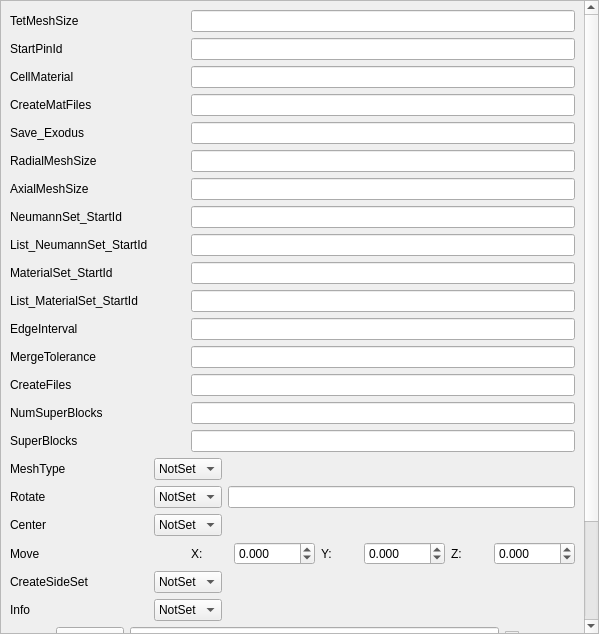
Qt form Application/qAssyParameters.ui (Sprunth/RGG) before a commit.
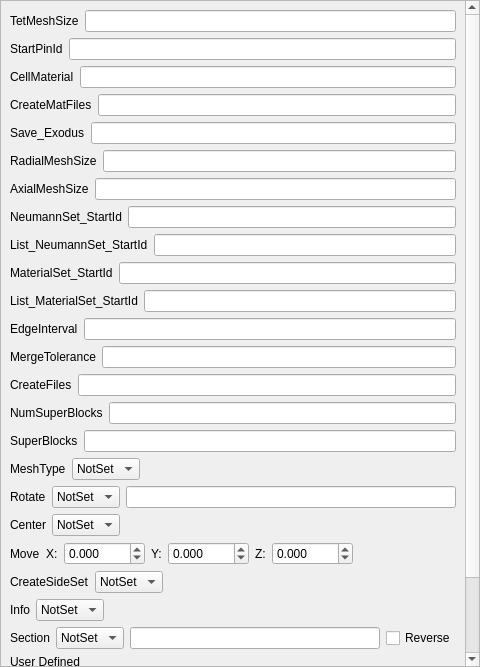
The same form after that commit.

Diff of the .ui file:
```diff
--- a/Application/qAssyParameters.ui
+++ b/Application/qAssyParameters.ui
@@ -6,8 +6,8 @@
    <rect>
     <x>0</x>
     <y>0</y>
-    <width>599</width>
-    <height>634</height>
+    <width>480</width>
+    <height>667</height>
    </rect>
   </property>
   <property name="windowTitle">
@@ -26,379 +26,385 @@
       <property name="geometry">
        <rect>
         <x>0</x>
-        <y>-187</y>
-        <width>613</width>
-        <height>849</height>
+        <y>-246</y>
+        <width>463</width>
+        <height>911</height>
        </rect>
       </property>
       <layout class="QGridLayout" name="gridLayout_2">
-       <item row="10" column="2" colspan="2">
-        <widget class="QLineEdit" name="List_MaterialSet_StartId"/>
+       <item row="4" column="0">
+        <layout class="QHBoxLayout" name="horizontalLayout_21">
+         <item>
+          <widget class="QLabel" name="label_16">
+           <property name="text">
+            <string>CellMaterial</string>
+           </property>
+          </widget>
+         </item>
+         <item>
+          <widget class="QLineEdit" name="CellMaterial"/>
+         </item>
+        </layout>
        </item>
-       <item row="1" column="0">
-        <widget class="QLabel" name="label_15">
-         <property name="text">
-          <string>StartPinId</string>
-         </property>
-        </widget>
+       <item row="26" column="0">
+        <layout class="QHBoxLayout" name="horizontalLayout_10">
+         <item>
+          <widget class="QLabel" name="label_14">
+           <property name="text">
+            <string>CreateFiles</string>
+           </property>
+          </widget>
+         </item>
+         <item>
+          <widget class="QLineEdit" name="CreateFiles"/>
+         </item>
+        </layout>
        </item>
-       <item row="3" column="2" colspan="2">
-        <widget class="QLineEdit" name="CreateMatFiles"/>
-       </item>
-       <item row="23" column="0">
+       <item row="38" column="0">
         <widget class="QLabel" name="label_23">
          <property name="text">
           <string>User Defined</string>
          </property>
         </widget>
        </item>
-       <item row="21" column="1" colspan="2">
-        <widget class="QComboBox" name="Info">
+       <item row="10" column="0">
+        <layout class="QHBoxLayout" name="horizontalLayout_18">
          <item>
-          <property name="text">
-           <string>NotSet</string>
-          </property>
+          <widget class="QLabel" name="label_2">
+           <property name="text">
+            <string>RadialMeshSize</string>
+           </property>
+          </widget>
          </item>
          <item>
-          <property name="text">
-           <string>On</string>
-          </property>
+          <widget class="QLineEdit" name="RadialMeshSize"/>
          </item>
+        </layout>
+       </item>
+       <item row="28" column="0">
+        <layout class="QHBoxLayout" name="horizontalLayout_9">
          <item>
-          <property name="text">
-           <string>Off</string>
-          </property>
+          <widget class="QLabel" name="label_21">
+           <property name="text">
+            <string>NumSuperBlocks</string>
+           </property>
+          </widget>
          </item>
-        </widget>
-       </item>
-       <item row="11" column="2" colspan="2">
-        <widget class="QLineEdit" name="EdgeInterval"/>
-       </item>
-       <item row="17" column="0">
-        <widget class="QLabel" name="label_4">
-         <property name="text">
-          <string>Rotate</string>
-         </property>
-        </widget>
-       </item>
-       <item row="0" column="2" colspan="2">
-        <widget class="QLineEdit" name="TetMeshSize"/>
-       </item>
-       <item row="7" column="2" colspan="2">
-        <widget class="QLineEdit" name="NeumannSet_StartId"/>
-       </item>
-       <item row="20" column="0">
-        <widget class="QLabel" name="label_8">
-         <property name="text">
-          <string>CreateSideSet</string>
-         </property>
-        </widget>
-       </item>
-       <item row="20" column="1" colspan="2">
-        <widget class="QComboBox" name="CreateSideSet">
          <item>
-          <property name="text">
-           <string>NotSet</string>
-          </property>
+          <widget class="QLineEdit" name="NumSuperBlocks"/>
          </item>
+        </layout>
+       </item>
+       <item row="22" column="0">
+        <layout class="QHBoxLayout" name="horizontalLayout_12">
          <item>
-          <property name="text">
-           <string>Yes</string>
-          </property>
+          <widget class="QLabel" name="label_12">
+           <property name="text">
+            <string>EdgeInterval</string>
+           </property>
+          </widget>
          </item>
          <item>
-          <property name="text">
-           <string>No</string>
-          </property>
+          <widget class="QLineEdit" name="EdgeInterval"/>
          </item>
-        </widget>
+        </layout>
        </item>
-       <item row="11" column="0">
-        <widget class="QLabel" name="label_12">
-         <property name="text">
-          <string>EdgeInterval</string>
-         </property>
-        </widget>
-       </item>
-       <item row="17" column="3">
-        <widget class="QLineEdit" name="RotateAngle"/>
+       <item row="16" column="0">
+        <layout class="QHBoxLayout" name="horizontalLayout_15">
+         <item>
+          <widget class="QLabel" name="label_19">
+           <property name="text">
+            <string>List_NeumannSet_StartId</string>
+           </property>
+          </widget>
+         </item>
+         <item>
+          <widget class="QLineEdit" name="List_NeumannSet_StartId"/>
+         </item>
+        </layout>
        </item>
        <item row="18" column="0">
-        <widget class="QLabel" name="label_5">
-         <property name="text">
-          <string>Center</string>
-         </property>
-        </widget>
+        <layout class="QHBoxLayout" name="horizontalLayout_14">
+         <item>
+          <widget class="QLabel" name="label_11">
+           <property name="text">
+            <string>MaterialSet_StartId</string>
+           </property>
+          </widget>
+         </item>
+         <item>
+          <widget class="QLineEdit" name="MaterialSet_StartId"/>
+         </item>
+        </layout>
        </item>
-       <item row="14" column="2" colspan="2">
-        <widget class="QLineEdit" name="NumSuperBlocks"/>
+       <item row="12" column="0">
+        <layout class="QHBoxLayout" name="horizontalLayout_17">
+         <item>
+          <widget class="QLabel" name="label_3">
+           <property name="text">
+            <string>AxialMeshSize</string>
+           </property>
+          </widget>
+         </item>
+         <item>
+          <widget class="QLineEdit" name="AxialMeshSize"/>
+         </item>
+        </layout>
        </item>
-       <item row="13" column="0">
-        <widget class="QLabel" name="label_14">
-         <property name="text">
-          <string>CreateFiles</string>
-         </property>
-        </widget>
+       <item row="8" column="0">
+        <layout class="QHBoxLayout" name="horizontalLayout_19">
+         <item>
+          <widget class="QLabel" name="label_18">
+           <property name="text">
+            <string>Save_Exodus</string>
+           </property>
+          </widget>
+         </item>
+         <item>
+          <widget class="QLineEdit" name="Save_Exodus"/>
+         </item>
+        </layout>
+       </item>
+       <item row="24" column="0">
+        <layout class="QHBoxLayout" name="horizontalLayout_11">
+         <item>
+          <widget class="QLabel" name="label_13">
+           <property name="text">
+            <string>MergeTolerance</string>
+           </property>
+          </widget>
+         </item>
+         <item>
+          <widget class="QLineEdit" name="MergeTolerance"/>
+         </item>
+        </layout>
+       </item>
+       <item row="20" column="0">
+        <layout class="QHBoxLayout" name="horizontalLayout_13">
+         <item>
+          <widget class="QLabel" name="label_20">
+           <property name="text">
+            <string>List_MaterialSet_StartId</string>
+           </property>
+          </widget>
+         </item>
+         <item>
+          <widget class="QLineEdit" name="List_MaterialSet_StartId"/>
+         </item>
+        </layout>
        </item>
        <item row="2" column="0">
-        <widget class="QLabel" name="label_16">
-         <property name="text">
-          <string>CellMaterial</string>
-         </property>
-        </widget>
+        <layout class="QHBoxLayout" name="horizontalLayout_22">
+         <item>
+          <widget class="QLabel" name="label_15">
+           <property name="text">
+            <string>StartPinId</string>
+           </property>
+          </widget>
+         </item>
+         <item>
+          <widget class="QLineEdit" name="StartPinId"/>
+         </item>
+        </layout>
        </item>
-       <item row="21" column="0">
-        <widget class="QLabel" name="label_9">
-         <property name="text">
-          <string>Info</string>
-         </property>
-        </widget>
-       </item>
-       <item row="1" column="2" colspan="2">
-        <widget class="QLineEdit" name="StartPinId"/>
-       </item>
-       <item row="12" column="2" colspan="2">
-        <widget class="QLineEdit" name="MergeTolerance"/>
-       </item>
-       <item row="5" column="2" colspan="2">
-        <widget class="QLineEdit" name="RadialMeshSize"/>
-       </item>
-       <item row="8" column="2" colspan="2">
-        <widget class="QLineEdit" name="List_NeumannSet_StartId"/>
-       </item>
-       <item row="0" column="0">
-        <widget class="QLabel" name="label">
-         <property name="text">
-          <string>TetMeshSize</string>
-         </property>
-        </widget>
+       <item row="31" column="0">
+        <layout class="QHBoxLayout" name="horizontalLayout_3">
+         <item>
+          <widget class="QLabel" name="label_24">
+           <property name="text">
+            <string>MeshType</string>
+           </property>
+          </widget>
+         </item>
+         <item>
+          <widget class="QComboBox" name="MeshType">
+           <item>
+            <property name="text">
+             <string>NotSet</string>
+            </property>
+           </item>
+           <item>
+            <property name="text">
+             <string>Hex</string>
+            </property>
+           </item>
+           <item>
+            <property name="text">
+             <string>Tet</string>
+            </property>
+           </item>
+          </widget>
+         </item>
+         <item>
+          <spacer name="horizontalSpacer">
+           <property name="orientation">
+            <enum>Qt::Horizontal</enum>
+           </property>
+           <property name="sizeHint" stdset="0">
+            <size>
+             <width>40</width>
+             <height>20</height>
+            </size>
+           </property>
+          </spacer>
+         </item>
+        </layout>
        </item>
        <item row="6" column="0">
-        <widget class="QLabel" name="label_3">
-         <property name="text">
-          <string>AxialMeshSize</string>
-         </property>
-        </widget>
-       </item>
-       <item row="5" column="0">
-        <widget class="QLabel" name="label_2">
-         <property name="text">
-          <string>RadialMeshSize</string>
-         </property>
-        </widget>
-       </item>
-       <item row="12" column="0" colspan="2">
-        <widget class="QLabel" name="label_13">
-         <property name="text">
-          <string>MergeTolerance</string>
-         </property>
-        </widget>
-       </item>
-       <item row="9" column="2" colspan="2">
-        <widget class="QLineEdit" name="MaterialSet_StartId"/>
-       </item>
-       <item row="19" column="0">
-        <widget class="QLabel" name="label_6">
-         <property name="text">
-          <string>Move</string>
-         </property>
-        </widget>
-       </item>
-       <item row="7" column="0" colspan="2">
-        <widget class="QLabel" name="label_10">
-         <property name="text">
-          <string>NeumannSet_StartId</string>
-         </property>
-        </widget>
-       </item>
-       <item row="9" column="0" colspan="2">
-        <widget class="QLabel" name="label_11">
-         <property name="text">
-          <string>MaterialSet_StartId</string>
-         </property>
-        </widget>
-       </item>
-       <item row="6" column="2" colspan="2">
-        <widget class="QLineEdit" name="AxialMeshSize"/>
-       </item>
-       <item row="24" column="0" colspan="4">
-        <widget class="QPlainTextEdit" name="Unknown"/>
-       </item>
-       <item row="18" column="1" colspan="2">
-        <widget class="QComboBox" name="CenterXYZ">
+        <layout class="QHBoxLayout" name="horizontalLayout_20">
          <item>
-          <property name="text">
-           <string>NotSet</string>
-          </property>
+          <widget class="QLabel" name="label_17">
+           <property name="text">
+            <string>CreateMatFiles</string>
+           </property>
+          </widget>
          </item>
          <item>
-          <property name="text">
-           <string>X</string>
-          </property>
+          <widget class="QLineEdit" name="CreateMatFiles"/>
          </item>
-         <item>
-          <property name="text">
-           <string>Y</string>
-          </property>
-         </item>
-         <item>
-          <property name="text">
-           <string>Z</string>
-          </property>
-         </item>
-        </widget>
+        </layout>
        </item>
-       <item row="22" column="0" colspan="4">
-        <layout class="QHBoxLayout" name="horizontalLayout">
+       <item row="0" column="0">
+        <layout class="QHBoxLayout" name="horizontalLayout_23">
          <item>
-          <widget class="QLabel" name="label_7">
+          <widget class="QLabel" name="label">
            <property name="text">
-            <string>Section</string>
+            <string>TetMeshSize</string>
            </property>
           </widget>
          </item>
          <item>
-          <widget class="QComboBox" name="SectionXYZ">
-           <item>
-            <property name="text">
-             <string>NotSet</string>
-            </property>
-           </item>
-           <item>
-            <property name="text">
-             <string>X</string>
-            </property>
-           </item>
-           <item>
-            <property name="text">
-             <string>Y</string>
-            </property>
-           </item>
-           <item>
-            <property name="text">
-             <string>Z</string>
-            </property>
-           </item>
-          </widget>
-         </item>
-         <item>
-          <widget class="QLineEdit" name="SectionOffset"/>
-         </item>
-         <item>
-          <widget class="QCheckBox" name="SectionReverse">
-           <property name="text">
-            <string>Reverse</string>
+          <widget class="QLineEdit" name="TetMeshSize">
+           <property name="inputMethodHints">
+            <set>Qt::ImhNone</set>
            </property>
           </widget>
          </item>
         </layout>
        </item>
-       <item row="13" column="2" colspan="2">
-        <widget class="QLineEdit" name="CreateFiles"/>
-       </item>
-       <item row="16" column="0">
-        <widget class="QLabel" name="label_24">
-         <property name="text">
-          <string>MeshType</string>
-         </property>
-        </widget>
-       </item>
-       <item row="8" column="0">
-        <widget class="QLabel" name="label_19">
-         <property name="text">
-          <string>List_NeumannSet_StartId</string>
-         </property>
-        </widget>
-       </item>
-       <item row="4" column="0">
-        <widget class="QLabel" name="label_18">
-         <property name="text">
-          <string>Save_Exodus</string>
-         </property>
-        </widget>
-       </item>
        <item row="14" column="0">
-        <widget class="QLabel" name="label_21">
-         <property name="text">
-          <string>NumSuperBlocks</string>
-         </property>
-        </widget>
+        <layout class="QHBoxLayout" name="horizontalLayout_16">
+         <item>
+          <widget class="QLabel" name="label_10">
+           <property name="text">
+            <string>NeumannSet_StartId</string>
+           </property>
+          </widget>
+         </item>
+         <item>
+          <widget class="QLineEdit" name="NeumannSet_StartId"/>
+         </item>
+        </layout>
        </item>
-       <item row="10" column="0">
-        <widget class="QLabel" name="label_20">
-         <property name="text">
-          <string>List_MaterialSet_StartId</string>
-         </property>
-        </widget>
-       </item>
-       <item row="15" column="0">
-        <widget class="QLabel" name="label_22">
-         <property name="text">
-          <string>SuperBlocks</string>
-         </property>
-        </widget>
-       </item>
-       <item row="3" column="0">
-        <widget class="QLabel" name="label_17">
-         <property name="text">
-          <string>CreateMatFiles</string>
-         </property>
-        </widget>
-       </item>
-       <item row="15" column="2" colspan="2">
-        <widget class="QLineEdit" name="SuperBlocks"/>
-       </item>
-       <item row="4" column="2" colspan="2">
-        <widget class="QLineEdit" name="Save_Exodus"/>
-       </item>
-       <item row="2" column="2" colspan="2">
-        <widget class="QLineEdit" name="CellMaterial"/>
-       </item>
-       <item row="17" column="1" colspan="2">
-        <widget class="QComboBox" name="RotateXYZ">
+       <item row="30" column="0">
+        <layout class="QHBoxLayout" name="horizontalLayout_8">
          <item>
-          <property name="text">
-           <string>NotSet</string>
-          </property>
+          <widget class="QLabel" name="label_22">
+           <property name="text">
+            <string>SuperBlocks</string>
+           </property>
+          </widget>
          </item>
          <item>
-          <property name="text">
-           <string>X</string>
-          </property>
+          <widget class="QLineEdit" name="SuperBlocks"/>
          </item>
+        </layout>
+       </item>
+       <item row="32" column="0">
+        <layout class="QHBoxLayout" name="horizontalLayout_4">
          <item>
-          <property name="text">
-           <string>Y</string>
-          </property>
+          <widget class="QLabel" name="label_4">
+           <property name="text">
+            <string>Rotate</string>
+           </property>
+          </widget>
          </item>
          <item>
-          <property name="text">
-           <string>Z</string>
-          </property>
+          <widget class="QComboBox" name="RotateXYZ">
+           <item>
+            <property name="text">
+             <string>NotSet</string>
+            </property>
+           </item>
+           <item>
+            <property name="text">
+             <string>X</string>
+            </property>
+           </item>
+           <item>
+            <property name="text">
+             <string>Y</string>
+            </property>
+           </item>
+           <item>
+            <property name="text">
+             <string>Z</string>
+            </property>
+           </item>
+          </widget>
          </item>
-        </widget>
+         <item>
+          <widget class="QLineEdit" name="RotateAngle"/>
+         </item>
+        </layout>
        </item>
-       <item row="16" column="1" colspan="2">
-        <widget class="QComboBox" name="MeshType">
+       <item row="33" column="0">
+        <layout class="QHBoxLayout" name="horizontalLayout_5">
          <item>
-          <property name="text">
-           <string>NotSet</string>
-          </property>
+          <widget class="QLabel" name="label_5">
+           <property name="text">
+            <string>Center</string>
+           </property>
+          </widget>
          </item>
          <item>
-          <property name="text">
-           <string>Hex</string>
-          </property>
+          <widget class="QComboBox" name="CenterXYZ">
+           <item>
+            <property name="text">
+             <string>NotSet</string>
+            </property>
+           </item>
+           <item>
+            <property name="text">
+             <string>X</string>
+            </property>
+           </item>
+           <item>
+            <property name="text">
+             <string>Y</string>
+            </property>
+           </item>
+           <item>
+            <property name="text">
+             <string>Z</string>
+            </property>
+           </item>
+          </widget>
          </item>
          <item>
-          <property name="text">
-           <string>Tet</string>
-          </property>
+          <spacer name="horizontalSpacer_2">
+           <property name="orientation">
+            <enum>Qt::Horizontal</enum>
+           </property>
+           <property name="sizeHint" stdset="0">
+            <size>
+             <width>40</width>
+             <height>20</height>
+            </size>
+           </property>
+          </spacer>
          </item>
-        </widget>
+        </layout>
        </item>
-       <item row="19" column="2" colspan="2">
+       <item row="34" column="0">
         <layout class="QHBoxLayout" name="horizontalLayout_2">
+         <item>
+          <widget class="QLabel" name="label_6">
+           <property name="text">
+            <string>Move</string>
+           </property>
+          </widget>
+         </item>
          <item>
           <widget class="QLabel" name="label_25">
            <property name="text">
@@ -459,8 +465,155 @@
            </property>
           </widget>
          </item>
+         <item>
+          <spacer name="horizontalSpacer_5">
+           <property name="orientation">
+            <enum>Qt::Horizontal</enum>
+           </property>
+           <property name="sizeHint" stdset="0">
+            <size>
+             <width>40</width>
+             <height>20</height>
+            </size>
+           </property>
+          </spacer>
+         </item>
         </layout>
        </item>
+       <item row="35" column="0">
+        <layout class="QHBoxLayout" name="horizontalLayout_6">
+         <item>
+          <widget class="QLabel" name="label_8">
+           <property name="text">
+            <string>CreateSideSet</string>
+           </property>
+          </widget>
+         </item>
+         <item>
+          <widget class="QComboBox" name="CreateSideSet">
+           <item>
+            <property name="text">
+             <string>NotSet</string>
+            </property>
+           </item>
+           <item>
+            <property name="text">
+             <string>Yes</string>
+            </property>
+           </item>
+           <item>
+            <property name="text">
+             <string>No</string>
+            </property>
+           </item>
+          </widget>
+         </item>
+         <item>
+          <spacer name="horizontalSpacer_3">
+           <property name="orientation">
+            <enum>Qt::Horizontal</enum>
+           </property>
+           <property name="sizeHint" stdset="0">
+            <size>
+             <width>40</width>
+             <height>20</height>
+            </size>
+           </property>
+          </spacer>
+         </item>
+        </layout>
+       </item>
+       <item row="36" column="0">
+        <layout class="QHBoxLayout" name="horizontalLayout_7">
+         <item>
+          <widget class="QLabel" name="label_9">
+           <property name="text">
+            <string>Info</string>
+           </property>
+          </widget>
+         </item>
+         <item>
+          <widget class="QComboBox" name="Info">
+           <item>
+            <property name="text">
+             <string>NotSet</string>
+            </property>
+           </item>
+           <item>
+            <property name="text">
+             <string>On</string>
+            </property>
+           </item>
+           <item>
+            <property name="text">
+             <string>Off</string>
+            </property>
+           </item>
+          </widget>
+         </item>
+         <item>
+          <spacer name="horizontalSpacer_4">
+           <property name="orientation">
+            <enum>Qt::Horizontal</enum>
+           </property>
+           <property name="sizeHint" stdset="0">
+            <size>
+             <width>40</width>
+             <height>20</height>
+            </size>
+           </property>
+          </spacer>
+         </item>
+        </layout>
+       </item>
+       <item row="37" column="0">
+        <layout class="QHBoxLayout" name="horizontalLayout">
+         <item>
+          <widget class="QLabel" name="label_7">
+           <property name="text">
+            <string>Section</string>
+           </property>
+          </widget>
+         </item>
+         <item>
+          <widget class="QComboBox" name="SectionXYZ">
+           <item>
+            <property name="text">
+             <string>NotSet</string>
+            </property>
+           </item>
+           <item>
+            <property name="text">
+             <string>X</string>
+            </property>
+           </item>
+           <item>
+            <property name="text">
+             <string>Y</string>
+            </property>
+           </item>
+           <item>
+            <property name="text">
+             <string>Z</string>
+            </property>
+           </item>
+          </widget>
+         </item>
+         <item>
+          <widget class="QLineEdit" name="SectionOffset"/>
+         </item>
+         <item>
+          <widget class="QCheckBox" name="SectionReverse">
+           <property name="text">
+            <string>Reverse</string>
+           </property>
+          </widget>
+         </item>
+        </layout>
+       </item>
+       <item row="39" column="0">
+        <widget class="QPlainTextEdit" name="Unknown"/>
+       </item>
       </layout>
       <zorder>CreateFiles</zorder>
       <zorder>NeumannSet_StartId</zorder>
```
Left out of the diff: 96 changed lines with no effect on the pictures.
